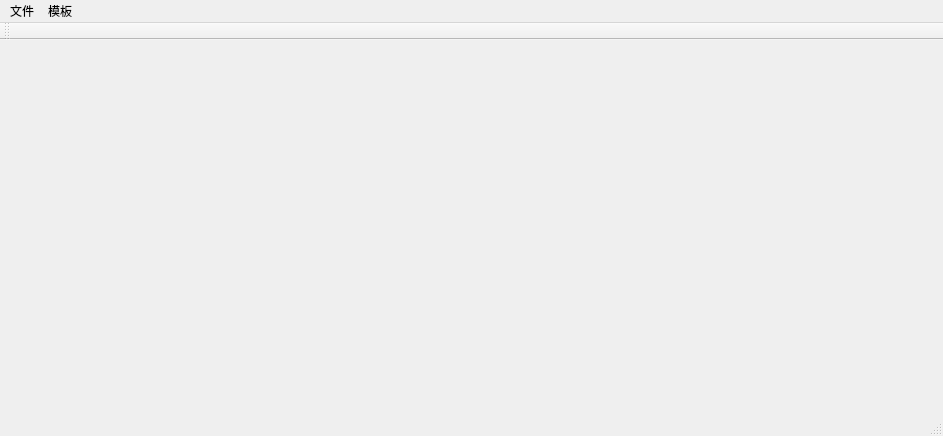
Deng-Fankang/QQuickWord-DFK, file form/qquickword.ui: the form before one commit.
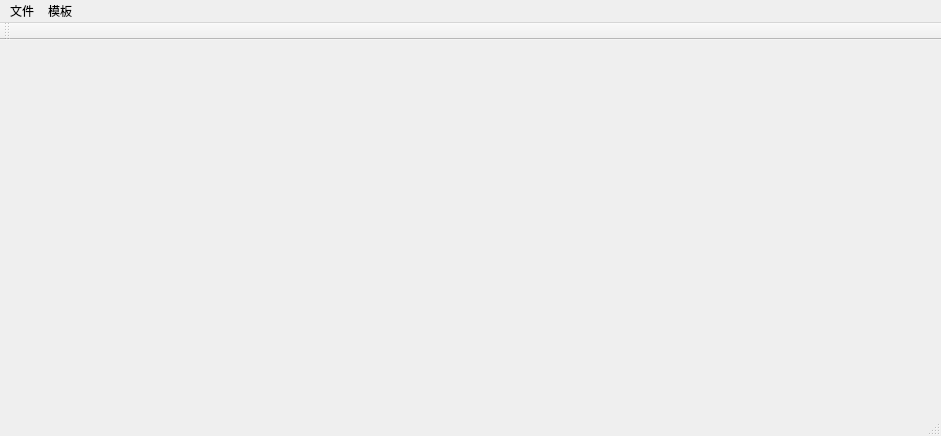
The form after the commit.

What changed in the file:
```diff
--- a/form/qquickword.ui
+++ b/form/qquickword.ui
@@ -6,7 +6,7 @@
    <rect>
     <x>0</x>
     <y>0</y>
-    <width>943</width>
+    <width>941</width>
     <height>436</height>
    </rect>
   </property>
@@ -19,7 +19,7 @@
     <rect>
      <x>0</x>
      <y>0</y>
-     <width>943</width>
+     <width>941</width>
      <height>26</height>
     </rect>
    </property>
```
Left out of the diff: 6 changed lines with no effect on the pictures.
